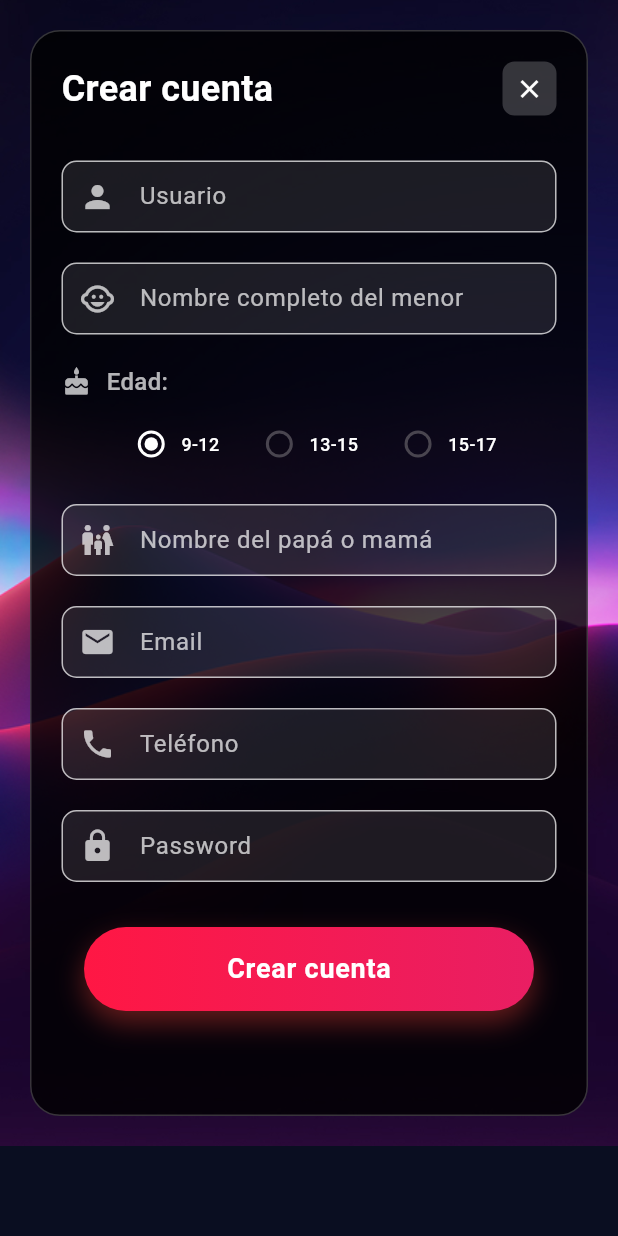
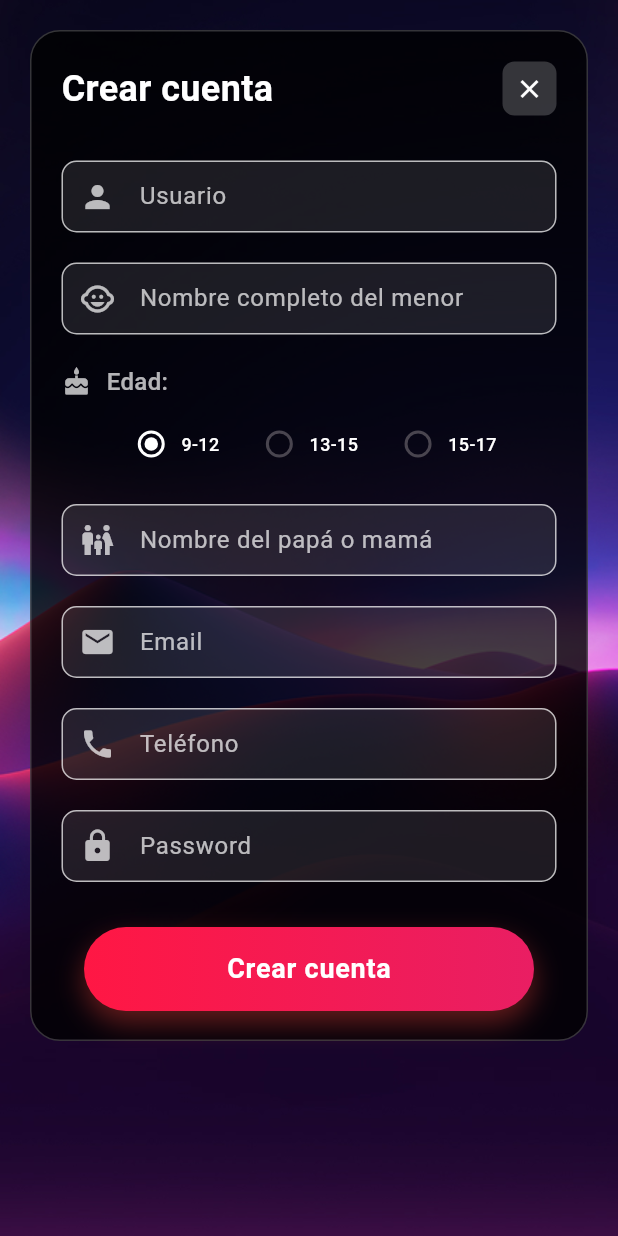
Before and after one commit to ricardoespinosatrejo/oblatos34, a Flutter app: the InicioPage screen opened by its route, after a tap on "Soy nuevo", on a phone screen of 412 x 824 dp. Run offline on Flutter 3.47's test engine with Material 3 defaults, Android fonts, the phone set to English and light mode, and no system bars; our stand-ins replace audioplayers, chewie, video_player; Roboto replaces fonts that are missing (GothamRounded).

Commit message:
Rediseño completo de inicio: nueva imagen home.png, botones reposicionados en línea horizontal, altura del formulario ajustada para evitar overflow, y .gitignore actualizado

```diff
--- a/lib/inicio.dart
+++ b/lib/inicio.dart
@@ -494,57 +494,31 @@
           child: Stack(
             children: [
               // Contenido principal
-              SingleChildScrollView(
-                child: Column(
+              Column(
                 children: [
-                    // Logo y título principal
+                  // Imagen principal
                   if (!_showCrearCuentaForm && !_showLoginForm) ...[
                     const SizedBox(height: 60),
                     Center(
                       child: Image.asset(
-                          'assets/images/index/logo-CO.png',
-                          height: 100,
+                        'assets/images/1inicio/home.png',
+                        width: 370,
                       ),
                     ),
-                      const SizedBox(height: 30),
-
-                      // Título principal
-                      const Text(
-                        'BIENVENIDO A OBLATOS',
-                        style: TextStyle(
-                          color: Colors.white,
-                          fontSize: 28,
-                          fontWeight: FontWeight.bold,
-                          fontFamily: 'Gotham Rounded',
-                        ),
-                        textAlign: TextAlign.center,
-                      ),
-
-                      const SizedBox(height: 20),
-
-                      // Descripción
-                      const Padding(
-                        padding: EdgeInsets.symmetric(horizontal: 40),
-                        child: Text(
-                          'Descubre la cooperación de manera divertida y educativa',
-                          style: TextStyle(
-                            color: Colors.white,
-                            fontSize: 16,
-                            height: 1.3,
-                          ),
-                          textAlign: TextAlign.center,
-                        ),
-                      ),
-
-                      const SizedBox(height: 60),
+                    const Spacer(),
                   ],
 
-                    // Botones principales
+                  // Botones principales en la parte inferior
                   if (!_showCrearCuentaForm && !_showLoginForm) ...[
+                    const Spacer(),
+                    // Fila de botones
+                    Padding(
+                      padding: const EdgeInsets.symmetric(horizontal: 20),
+                      child: Row(
+                        mainAxisAlignment: MainAxisAlignment.spaceEvenly,
+                        children: [
                           // Botón "Soy nuevo"
-                      Padding(
-                        padding: const EdgeInsets.symmetric(horizontal: 40),
-                        child: GestureDetector(
+                          GestureDetector(
                             onTap: () {
                               setState(() {
                                 _showCrearCuentaForm = true;
@@ -573,14 +547,9 @@
                               ),
                             ),
                           ),
-                      ),
-
-                      const SizedBox(height: 5),
 
                           // Botón "Soy usuario"
-                      Padding(
-                        padding: const EdgeInsets.symmetric(horizontal: 40),
-                        child: GestureDetector(
+                          GestureDetector(
                             onTap: () {
                               setState(() {
                                 _showLoginForm = true;
@@ -609,8 +578,10 @@
                               ),
                             ),
                           ),
+                        ],
                       ),
-
+                    ),
+                    const SizedBox(height: 40),
                   ],
 
                   // Formulario de crear cuenta
@@ -622,7 +593,6 @@
                   // Formulario de recuperar password
                   if (_showRecuperarPasswordForm) _buildRecuperarPasswordForm(),
                 ],
-                ),
               ),
             ],
           ),
@@ -636,7 +606,7 @@
     return Container(
       margin: const EdgeInsets.all(20),
       padding: const EdgeInsets.all(20),
-      height: MediaQuery.of(context).size.height - 100, // Altura completa menos margen superior
+      height: MediaQuery.of(context).size.height - 150, // Altura reducida para evitar overflow
       decoration: BoxDecoration(
         color: Colors.black.withValues(alpha: 0.8),
         borderRadius: BorderRadius.circular(20),
```
Also changed, not shown: 1 other file. Lines whose indentation alone changed are shown as unchanged.
